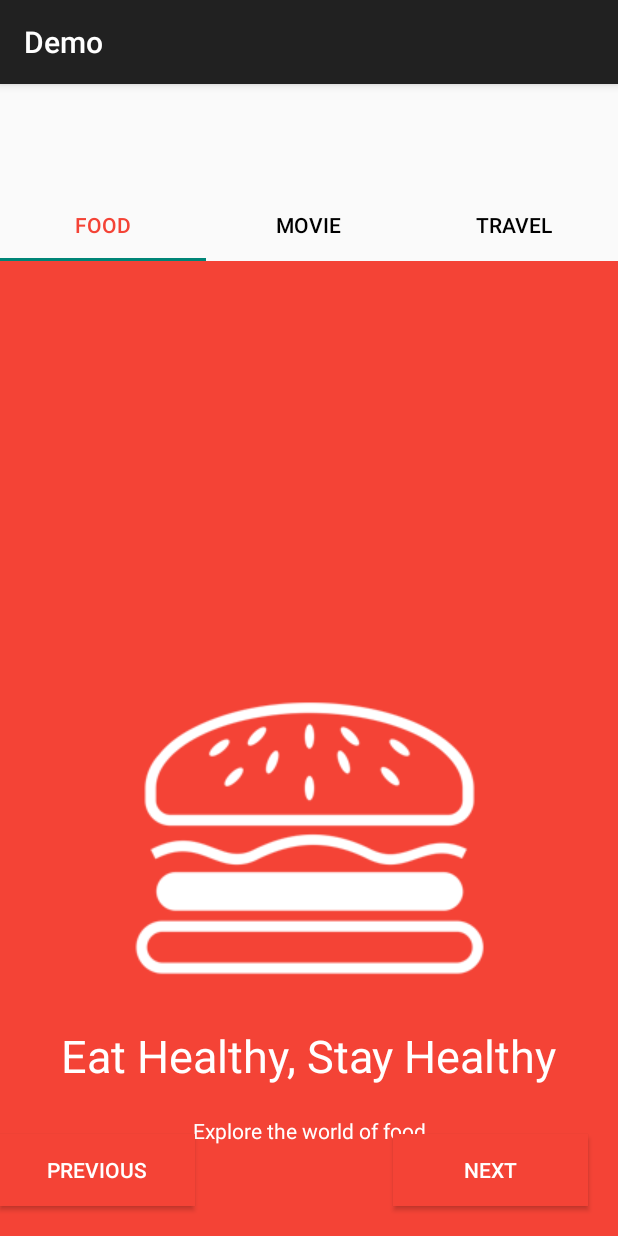
After one commit to Nauh24/HocTrenLop, an Android app: the FragmentFood screen opened directly, with no data from a screen before it, on a phone screen of 412 x 824 dp. The commit adds this screen. Run offline under Robolectric (Android 15) with nearby library versions, the phone set to English and light mode, and no system bars.

Commit message:
b8.3 Fragment - ViewPager and TabLayout

```diff
--- a/app/src/main/java/com/nauh/demo/BackStackActivity.java
+++ b/app/src/main/java/com/nauh/demo/BackStackActivity.java
@@ -24,7 +24,7 @@ public class BackStackActivity extends AppCompatActivity {
     protected void onCreate(Bundle savedInstanceState) {
         super.onCreate(savedInstanceState);
         EdgeToEdge.enable(this);
-        setContentView(R.layout.activity_back_stack);
+        setContentView(R.layout.back_stack);
         ViewCompat.setOnApplyWindowInsetsListener(findViewById(R.id.main), (v, insets) -> {
             Insets systemBars = insets.getInsets(WindowInsetsCompat.Type.systemBars());
             v.setPadding(systemBars.left, systemBars.top, systemBars.right, systemBars.bottom);
--- a/app/src/main/java/com/nauh/demo/DynamicFragmentActivity.java
+++ b/app/src/main/java/com/nauh/demo/DynamicFragmentActivity.java
@@ -24,7 +24,7 @@ public class DynamicFragmentActivity extends AppCompatActivity implements View.O
     protected void onCreate(Bundle savedInstanceState) {
         super.onCreate(savedInstanceState);
         EdgeToEdge.enable(this);
-        setContentView(R.layout.activity_dynamic_fragment);
+        setContentView(R.layout.dynamic_fragment);
         ViewCompat.setOnApplyWindowInsetsListener(findViewById(R.id.main), (v, insets) -> {
             Insets systemBars = insets.getInsets(WindowInsetsCompat.Type.systemBars());
             v.setPadding(systemBars.left, systemBars.top, systemBars.right, systemBars.bottom);
--- a/app/src/main/java/com/nauh/demo/StaticFragmentActivity.java
+++ b/app/src/main/java/com/nauh/demo/StaticFragmentActivity.java
@@ -14,7 +14,7 @@ public class StaticFragmentActivity extends AppCompatActivity {
     protected void onCreate(Bundle savedInstanceState) {
         super.onCreate(savedInstanceState);
         EdgeToEdge.enable(this);
-        setContentView(R.layout.activity_demo_fragment);
+        setContentView(R.layout.fragment_demo);
         ViewCompat.setOnApplyWindowInsetsListener(findViewById(R.id.main), (v, insets) -> {
             Insets systemBars = insets.getInsets(WindowInsetsCompat.Type.systemBars());
             v.setPadding(systemBars.left, systemBars.top, systemBars.right, systemBars.bottom);
--- /dev/null
+++ b/app/src/main/java/com/nauh/demo/ViewPagerTablayoutActivity.java
@@ -0,0 +1,120 @@
+package com.nauh.demo;
+
+import android.graphics.Color;
+import android.os.Bundle;
+import android.view.View;
+import android.widget.Button;
+
+import androidx.activity.EdgeToEdge;
+import androidx.appcompat.app.AppCompatActivity;
+import androidx.core.graphics.Insets;
+import androidx.core.view.ViewCompat;
+import androidx.core.view.WindowInsetsCompat;
+import androidx.fragment.app.FragmentManager;
+import androidx.viewpager.widget.ViewPager;
+
+import com.google.android.material.tabs.TabLayout;
+import com.nauh.demo.adapter.FragmentAdapter;
+
+public class ViewPagerTablayoutActivity extends AppCompatActivity implements View.OnClickListener{
+    private ViewPager viewPager;
+    private TabLayout tabLayout;
+    private Button btnPrevious, btnNext;
+
+    @Override
+    protected void onCreate(Bundle savedInstanceState) {
+        super.onCreate(savedInstanceState);
+        EdgeToEdge.enable(this);
+        setContentView(R.layout.view_pager_tablayout);
+        ViewCompat.setOnApplyWindowInsetsListener(findViewById(R.id.main), (v, insets) -> {
+            Insets systemBars = insets.getInsets(WindowInsetsCompat.Type.systemBars());
+            v.setPadding(systemBars.left, systemBars.top, systemBars.right, systemBars.bottom);
+            return insets;
+        });
+
+        viewPager = findViewById(R.id.viewPager);
+        tabLayout = findViewById(R.id.tabLayout);
+        btnNext = findViewById(R.id.btnNext);
+        btnPrevious = findViewById(R.id.btnPrevious);
+        btnNext.setOnClickListener(this);
+        btnPrevious.setOnClickListener(this);
+
+        FragmentManager fragmentManager = getSupportFragmentManager();
+        FragmentAdapter fragmentAdapter = new FragmentAdapter(fragmentManager, 3);
+        viewPager.setAdapter(fragmentAdapter);
+        tabLayout.setupWithViewPager(viewPager);
+        setTablayoutTitleColor();
+        tabLayout.setOnTabSelectedListener(new TabLayout.OnTabSelectedListener() {
+            @Override
+            public void onTabSelected(TabLayout.Tab tab) {
+                switch (tab.getPosition()) {
+                    case 0:
+                        tabLayout.setTabTextColors(Color.BLACK, getResources().getColor(R.color.red));
+                        btnNext.setBackgroundColor(getResources().getColor(R.color.red));
+                        btnPrevious.setBackgroundColor(getResources().getColor(R.color.red));
+                        break;
+                    case 1:
+                        tabLayout.setTabTextColors(Color.BLACK, getResources().getColor(R.color.yellow));
+                        btnNext.setBackgroundColor(getResources().getColor(R.color.yellow));
+                        btnPrevious.setBackgroundColor(getResources().getColor(R.color.yellow));
+                        break;
+                    case 2:
+                        tabLayout.setTabTextColors(Color.BLACK, getResources().getColor(R.color.blue));
+                        btnNext.setBackgroundColor(getResources().getColor(R.color.blue));
+                        btnPrevious.setBackgroundColor(getResources().getColor(R.color.blue));
+                        break;
+                }
+            }
+
+            @Override
+            public void onTabUnselected(TabLayout.Tab tab) {
+
+            }
+
+            @Override
+            public void onTabReselected(TabLayout.Tab tab) {
+
+            }
+        });
+    }
+
+    @Override
+    public void onClick(View v) {
+        int position = viewPager.getCurrentItem();
+
+        if (v.getId() == R.id.btnNext) {
+            if (position < 2) {
+                viewPager.setCurrentItem(position + 1);
+                setTablayoutTitleColor();
+            }
+        } else {
+            if (position > 0) {
+                viewPager.setCurrentItem(position - 1);
+            }
+        }
+    }
+
+    private void setTablayoutTitleColor() {
+        switch (viewPager.getCurrentItem()) {
+            case 0:
+                tabLayout.setTabTextColors(Color.BLACK, getResources().getColor(R.color.red));
+                break;
+            case 1:
+                tabLayout.setTabTextColors(Color.BLACK, getResources().getColor(R.color.yellow));
+                break;
+            case 2:
+                tabLayout.setTabTextColors(Color.BLACK, getResources().getColor(R.color.blue));
+                break;
+        }
+    }
+
+    @Override
+    public void onBackPressed() {
+        if (viewPager.getCurrentItem() == 0) {
+            super.onBackPressed();
+        } else {
+            viewPager.setCurrentItem(viewPager.getCurrentItem() - 1);
+        }
+        super.onBackPressed();
+    }
+}
--- /dev/null
+++ b/app/src/main/java/com/nauh/demo/adapter/FragmentAdapter.java
@@ -0,0 +1,53 @@
+package com.nauh.demo.adapter;
+
+import androidx.annotation.NonNull;
+import androidx.annotation.Nullable;
+import androidx.fragment.app.Fragment;
+import androidx.fragment.app.FragmentManager;
+import androidx.fragment.app.FragmentPagerAdapter;
+
+import com.nauh.demo.model.FragmentFood;
+import com.nauh.demo.model.FragmentMovie;
+import com.nauh.demo.model.FragmentTravel;
+
+public class FragmentAdapter extends FragmentPagerAdapter {
+    private int pageNumber;
+
+    public FragmentAdapter(@NonNull FragmentManager fm, int behavior) {
+        super(fm, behavior);
+        this.pageNumber = behavior;
+    }
+
+    @NonNull
+    @Override
+    public Fragment getItem(int position) {
+        switch (position) {
+            case 0:
+                return new FragmentFood();
+            case 1:
+                return new FragmentMovie();
+            case 2:
+                return new FragmentTravel();
+        }
+        return null;
+    }
+
+    @Override
+    public int getCount() {
+        return pageNumber;
+    }
+
+    @Nullable
+    @Override
+    public CharSequence getPageTitle(int position) {
+        switch (position) {
+            case 0:
+                return "Food";
+            case 1:
+                return "Movie";
+            case 2:
+                return "Travel";
+        }
+        return null;
+    }
+}
--- /dev/null
+++ b/app/src/main/java/com/nauh/demo/model/FragmentFood.java
@@ -0,0 +1,21 @@
+package com.nauh.demo.model;
+
+import android.os.Bundle;
+import android.view.LayoutInflater;
+import android.view.View;
+import android.view.ViewGroup;
+
+import androidx.annotation.NonNull;
+import androidx.annotation.Nullable;
+import androidx.fragment.app.Fragment;
+
+import com.nauh.demo.R;
+
+public class FragmentFood extends Fragment {
+    @Nullable
+    @Override
+    public View onCreateView(@NonNull LayoutInflater inflater, @Nullable ViewGroup container, @Nullable Bundle savedInstanceState) {
+        View view = inflater.inflate(R.layout.fragment_food, container, false);
+        return view;
+    }
+}
--- /dev/null
+++ b/app/src/main/java/com/nauh/demo/model/FragmentMovie.java
@@ -0,0 +1,21 @@
+package com.nauh.demo.model;
+
+import android.os.Bundle;
+import android.view.LayoutInflater;
+import android.view.View;
+import android.view.ViewGroup;
+
+import androidx.annotation.NonNull;
+import androidx.annotation.Nullable;
+import androidx.fragment.app.Fragment;
+
+import com.nauh.demo.R;
+
+public class FragmentMovie extends Fragment {
+    @Nullable
+    @Override
+    public View onCreateView(@NonNull LayoutInflater inflater, @Nullable ViewGroup container, @Nullable Bundle savedInstanceState) {
+        View view = inflater.inflate(R.layout.fragment_movie, container, false);
+        return view;
+    }
+}
--- /dev/null
+++ b/app/src/main/res/layout/fragment_food.xml
@@ -0,0 +1,42 @@
+<?xml version="1.0" encoding="utf-8"?>
+<androidx.constraintlayout.widget.ConstraintLayout xmlns:android="http://schemas.android.com/apk/res/android"
+    xmlns:app="http://schemas.android.com/apk/res-auto"
+    android:layout_width="match_parent"
+    android:layout_height="match_parent"
+    android:background="@color/red">
+
+    <ImageView
+        android:id="@+id/img"
+        android:layout_width="wrap_content"
+        android:layout_height="wrap_content"
+        android:src="@drawable/ic_food"
+        app:layout_constraintBottom_toBottomOf="parent"
+        app:layout_constraintHorizontal_bias="0.5"
+        app:layout_constraintLeft_toLeftOf="parent"
+        app:layout_constraintRight_toRightOf="parent"
+        app:layout_constraintTop_toTopOf="parent"
+        app:layout_constraintVertical_bias="0.5" />
+
+    <TextView
+        android:id="@+id/tv1"
+        android:layout_width="wrap_content"
+        android:layout_height="wrap_content"
+        android:text="Eat Healthy, Stay Healthy"
+        android:textColor="@color/white"
+        android:textSize="30dp"
+        app:layout_constraintLeft_toLeftOf="parent"
+        app:layout_constraintRight_toRightOf="parent"
+        app:layout_constraintTop_toBottomOf="@id/img" />
+
+    <TextView
+        android:id="@+id/tv2"
+        android:layout_width="wrap_content"
+        android:layout_height="wrap_content"
+        android:layout_marginTop="20dp"
+        android:text="Explore the world of food"
+        android:textColor="@color/white"
+        app:layout_constraintLeft_toLeftOf="parent"
+        app:layout_constraintRight_toRightOf="parent"
+        app:layout_constraintTop_toBottomOf="@id/tv1" />
+
+</androidx.constraintlayout.widget.ConstraintLayout>
--- /dev/null
+++ b/app/src/main/res/layout/view_pager_tablayout.xml
@@ -0,0 +1,51 @@
+<?xml version="1.0" encoding="utf-8"?>
+<androidx.constraintlayout.widget.ConstraintLayout xmlns:android="http://schemas.android.com/apk/res/android"
+    xmlns:app="http://schemas.android.com/apk/res-auto"
+    xmlns:tools="http://schemas.android.com/tools"
+    android:id="@+id/main"
+    android:layout_width="match_parent"
+    android:layout_height="match_parent"
+    tools:context=".ViewPagerTablayoutActivity">
+
+
+
+    <androidx.viewpager.widget.ViewPager
+        android:id="@+id/viewPager"
+        android:layout_width="match_parent"
+        android:layout_height="0dp"
+        app:layout_constraintTop_toBottomOf="@id/tabLayout" />
+
+    <Button
+        android:id="@+id/btnPrevious"
+        android:layout_width="130dp"
+        android:layout_height="wrap_content"
+        android:layout_marginLeft="20dp"
+        android:layout_marginBottom="20dp"
+        android:background="@color/red"
+        android:text="Previous"
+        android:textColor="@color/white"
+        app:layout_constraintBottom_toBottomOf="parent" />
+
+    <Button
+        android:id="@+id/btnNext"
+        android:layout_width="130dp"
+        android:layout_height="wrap_content"
+        android:layout_marginRight="20dp"
+        android:layout_marginBottom="20dp"
+        android:background="@color/red"
+        android:text="Next"
+        android:textColor="@color/white"
+        app:layout_constraintBottom_toBottomOf="parent"
+        app:layout_constraintRight_toRightOf="parent"
+        app:layout_goneMarginBottom="20dp" />
+
+    <com.google.android.material.tabs.TabLayout
+        android:id="@+id/tabLayout"
+        android:layout_width="match_parent"
+        android:layout_height="wrap_content"
+        android:layout_marginTop="70dp"
+        app:layout_constraintTop_toTopOf="parent"
+        app:tabSelectedTextColor="@color/white"
+        app:tabTextColor="@color/red" />
+
+</androidx.constraintlayout.widget.ConstraintLayout>
--- a/app/src/main/res/values/colors.xml
+++ b/app/src/main/res/values/colors.xml
@@ -2,10 +2,10 @@
 <resources>
     <color name="black">#FF000000</color>
     <color name="white">#FFFFFFFF</color>
-    <color name="blue">#FF0000FF</color>
-    <color name="red">#FFFF0000</color>
+    <color name="blue">#03A9F4</color>
+    <color name="red">#F44336</color>
     <color name="green">#FF00FF00</color>
-    <color name="yellow">#FFFFFF00</color>
+    <color name="yellow">#FFC107</color>
     <color name="gray">#FF808080</color>
     <color name="input_bg">#FFD3D3D3</color>
     <color name="facebook">#FF3B5998</color>
```
Also changed, not shown: app/src/main/AndroidManifest.xml (+9 -0 lines), app/src/main/java/com/nauh/demo/model/FragmentTravel.java (added, +21 -0 lines), app/src/main/res/layout/fragment_movie.xml (added, +42 -0 lines), app/src/main/res/layout/fragment_travel.xml (added, +42 -0 lines), app/src/main/res/drawable/ic_food.png (added), app/src/main/res/drawable/ic_movie.png (added), app/src/main/res/drawable/ic_travel.png (added), app/src/main/res/layout/back_stack.xml (renamed from app/src/main/res/layout/activity_back_stack.xml), app/src/main/res/layout/dynamic_fragment.xml (renamed from app/src/main/res/layout/activity_dynamic_fragment.xml), app/src/main/res/layout/fragment_demo.xml (renamed from app/src/main/res/layout/activity_demo_fragment.xml).
